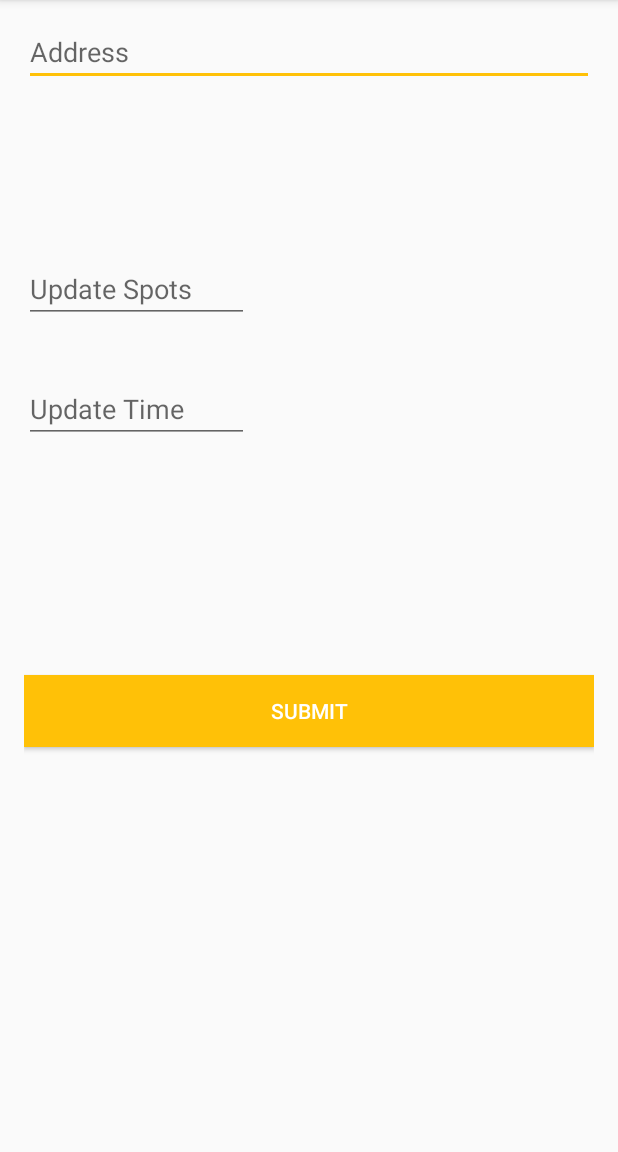
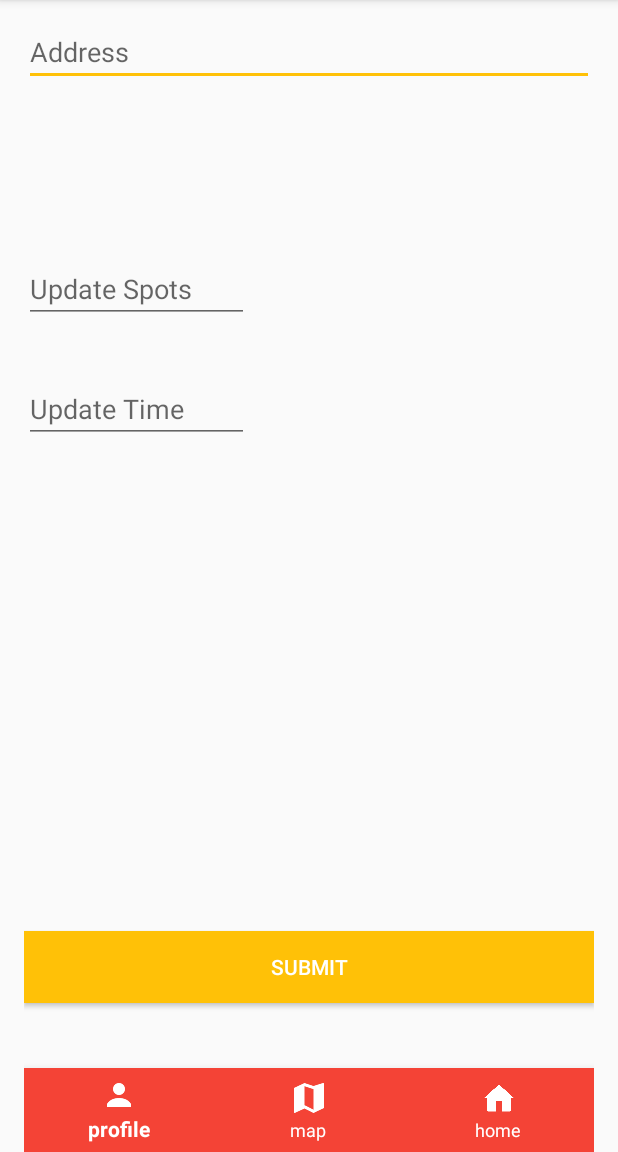
Before and after one commit to mrkerr/PrePark, an Android app: the myLots screen opened directly, with no data from a screen before it, on a phone screen of 412 x 824 dp, the part 84-1236 px from its top. Run offline under Robolectric (Android 15) with nearby library versions, the phone set to English and light mode, and no system bars; our stand-ins replace Volley; network calls fail.

Commit message:
adding in navigation bar

```diff
--- a/PrePark/app/src/main/res/layout/activity_my_lots.xml
+++ b/PrePark/app/src/main/res/layout/activity_my_lots.xml
@@ -1,5 +1,6 @@
 <?xml version="1.0" encoding="utf-8"?>
 <RelativeLayout xmlns:android="http://schemas.android.com/apk/res/android"
+    xmlns:app="http://schemas.android.com/apk/res-auto"
     android:id="@+id/lot"
     android:layout_width="match_parent"
     android:layout_height="match_parent"
@@ -40,8 +41,20 @@
         android:layout_height="wrap_content"
         android:background="@color/accent"
         android:textColor="@color/icons"
-        android:layout_marginTop="450dp"
-        android:text="Submit" />
+        android:text="Submit"
+        android:layout_above="@+id/bottom_navigation"
+        android:layout_alignParentStart="true"
+        android:layout_marginBottom="43dp" />
+
+    <android.support.design.widget.BottomNavigationView
+        android:id="@+id/bottom_navigation"
+        android:layout_width="match_parent"
+        android:layout_height="wrap_content"
+        android:layout_alignParentBottom="true"
+        app:itemBackground="@color/primary"
+        app:itemIconTint="@color/white"
+        app:itemTextColor="@color/white"
+        app:menu="@menu/bottom_navigation_main" />
 
 
 </RelativeLayout>
```
Also changed, not shown: PrePark/app/src/main/res/layout/activity_buy_spot.xml (+11 -0 lines), PrePark/app/src/main/res/layout/activity_setup_lots.xml (+11 -0 lines), PrePark/app/src/main/res/layout/transaction.xml (+12 -0 lines).
